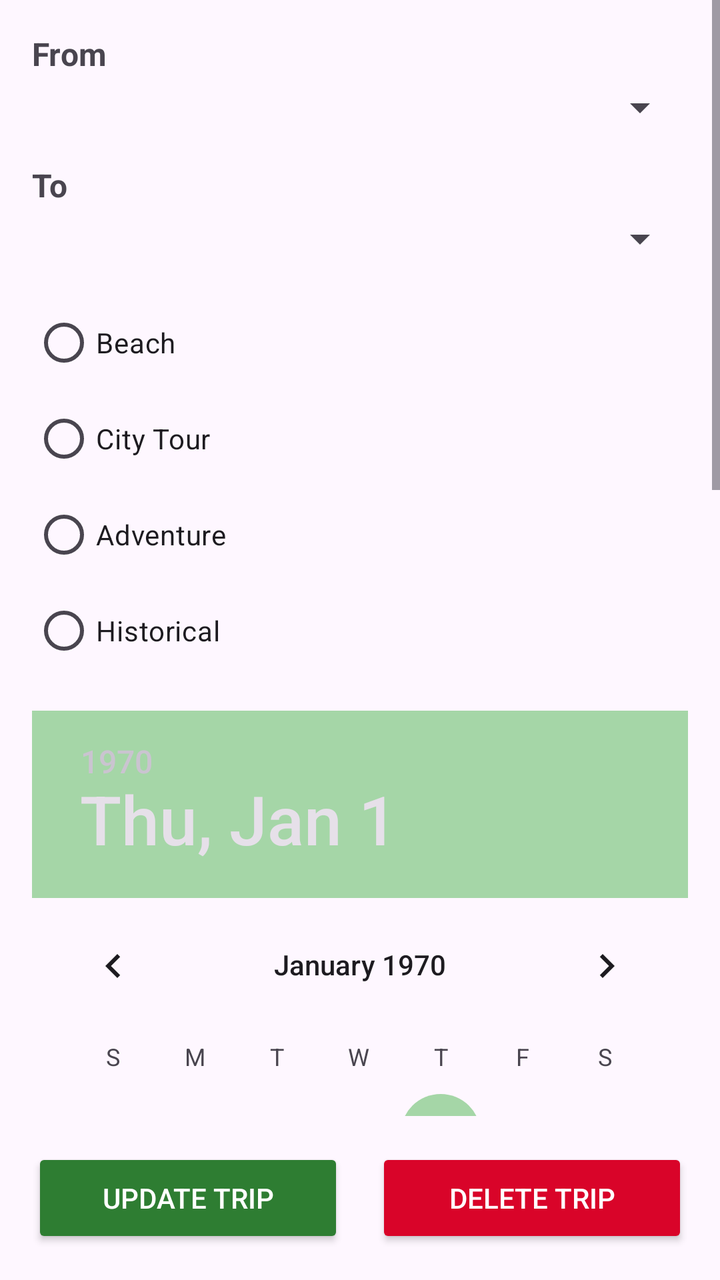
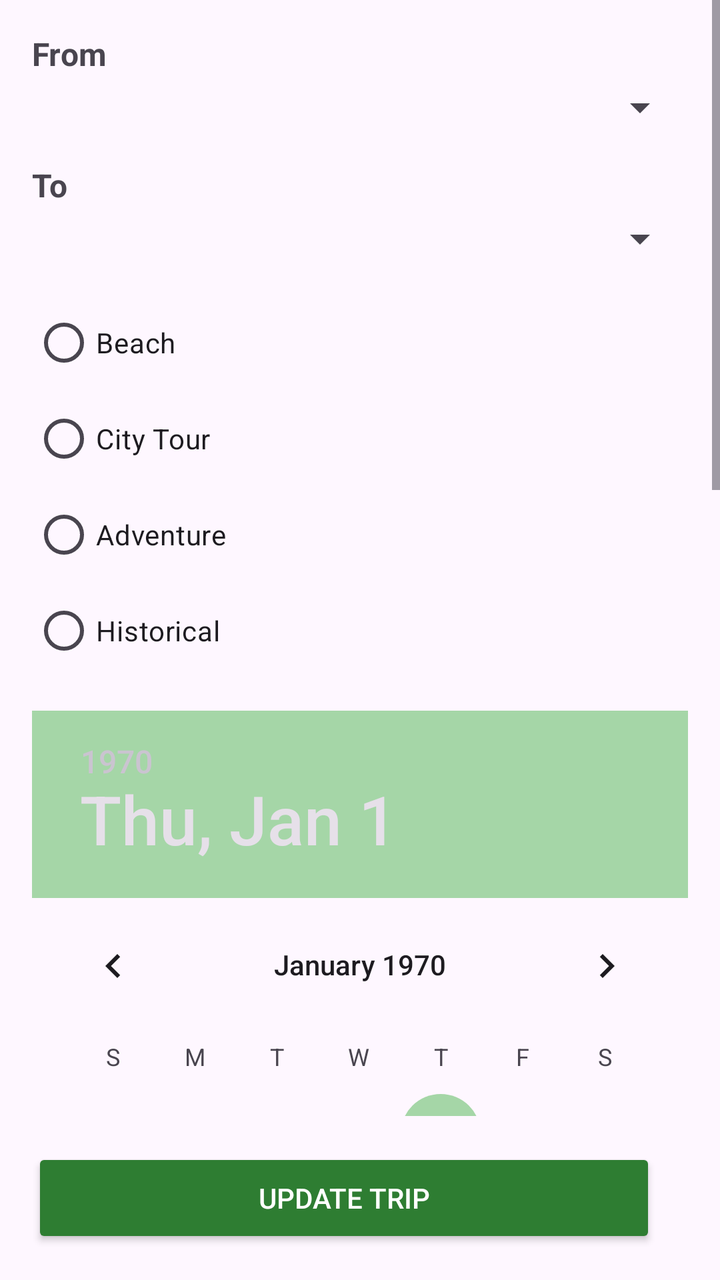

Screens rendered from an Android XML layout before and after an edit, with the pre-edit source and the edit as a unified diff.
<!-- AndroidManifest.xml: application theme Theme.AssignmentTripPlanning -->
<!-- res/layout/activity_edit_place.xml -->
<?xml version="1.0" encoding="utf-8"?>
<RelativeLayout xmlns:android="http://schemas.android.com/apk/res/android"
    android:layout_width="match_parent"
    android:layout_height="match_parent">

    <ScrollView
        android:layout_width="match_parent"
        android:layout_height="match_parent"
        android:layout_above="@id/buttonsLayout">

        <LinearLayout
            android:orientation="vertical"
            android:padding="16dp"
            android:layout_width="match_parent"
            android:layout_height="wrap_content">

            <TextView
                android:layout_width="match_parent"
                android:layout_height="wrap_content"
                android:text="From"
                android:textSize="16sp"
                android:textStyle="bold"
                android:layout_marginBottom="4dp"/>

            <Spinner
                android:id="@+id/spinnerFrom"
                android:layout_width="match_parent"
                android:layout_height="wrap_content" />

            <TextView
                android:layout_width="match_parent"
                android:layout_height="wrap_content"
                android:text="To"
                android:textSize="16sp"
                android:textStyle="bold"
                android:layout_marginTop="16dp"
                android:layout_marginBottom="4dp"/>

            <Spinner
                android:id="@+id/spinnerTo"
                android:layout_width="match_parent"
                android:layout_height="wrap_content" />

            <RadioGroup
                android:id="@+id/radioGroupCategory"
                android:layout_width="match_parent"
                android:layout_height="wrap_content"
                android:layout_marginTop="16dp">

                <RadioButton
                    android:id="@+id/radioBeach"
                    android:layout_width="wrap_content"
                    android:layout_height="wrap_content"
                    android:text="Beach" />

                <RadioButton
                    android:id="@+id/radioCityTour"
                    android:layout_width="wrap_content"
                    android:layout_height="wrap_content"
                    android:text="City Tour" />

                <RadioButton
                    android:id="@+id/radioAdventure"
                    android:layout_width="wrap_content"
                    android:layout_height="wrap_content"
                    android:text="Adventure" />

                <RadioButton
                    android:id="@+id/radioHistorical"
                    android:layout_width="wrap_content"
                    android:layout_height="wrap_content"
                    android:text="Historical" />

            </RadioGroup>

            <DatePicker
                android:id="@+id/datePicker"
                android:layout_width="wrap_content"
                android:layout_height="wrap_content"
                android:layout_marginTop="16dp" />

            <TimePicker
                android:id="@+id/timePicker"
                android:layout_width="wrap_content"
                android:layout_height="wrap_content"
                android:layout_marginTop="16dp" />

            <CheckBox
                android:id="@+id/checkImportant"
                android:layout_width="wrap_content"
                android:layout_height="wrap_content"
                android:text="Important Trip"
                android:layout_marginTop="16dp" />

        </LinearLayout>

    </ScrollView>

    <LinearLayout
        android:id="@+id/buttonsLayout"
        android:layout_alignParentBottom="true"
        android:layout_width="match_parent"
        android:layout_height="wrap_content"
        android:orientation="horizontal"
        android:padding="16dp"
        android:weightSum="2">

        <Button
            android:id="@+id/btnUpdate"
            android:text="Update Trip"
            android:textColor="#FFF"
            android:layout_width="0dp"
            android:layout_height="50dp"
            android:layout_weight="1"
            android:layout_marginEnd="8dp"
            android:backgroundTint="#2E7D32" />

        <Button
            android:id="@+id/btnDelete"
            android:text="Delete Trip"
            android:textColor="#FFF"
            android:layout_width="0dp"
            android:layout_height="50dp"
            android:layout_weight="1"
            android:layout_marginStart="8dp"
            android:backgroundTint="#D90429" />

    </LinearLayout>

</RelativeLayout>
<!-- resources referenced by this layout -->
<resources>
  <style name="Theme.AssignmentTripPlanning" parent="Theme.Material3.Light.NoActionBar">
          <item name="colorPrimary">@color/main_green</item>
          <item name="colorPrimaryContainer">@color/light_green</item>
  
          <item name="colorSecondary">@color/light_green</item>
          <item name="colorSecondaryContainer">@color/light_green</item>
  
          <item name="android:colorButtonNormal">@color/main_green</item>
      </style>
  <color name="main_green">#43A047</color>
  <color name="light_green">#A5D6A7</color>
</resources>

<!-- the commit's change to res/layout/activity_edit_place.xml (unified diff, before → after) -->
@@ -111,7 +111,7 @@
             android:textColor="#FFF"
             android:layout_width="0dp"
             android:layout_height="50dp"
-            android:layout_weight="1"
+            android:layout_weight="2"
             android:layout_marginEnd="8dp"
             android:backgroundTint="#2E7D32" />
 
